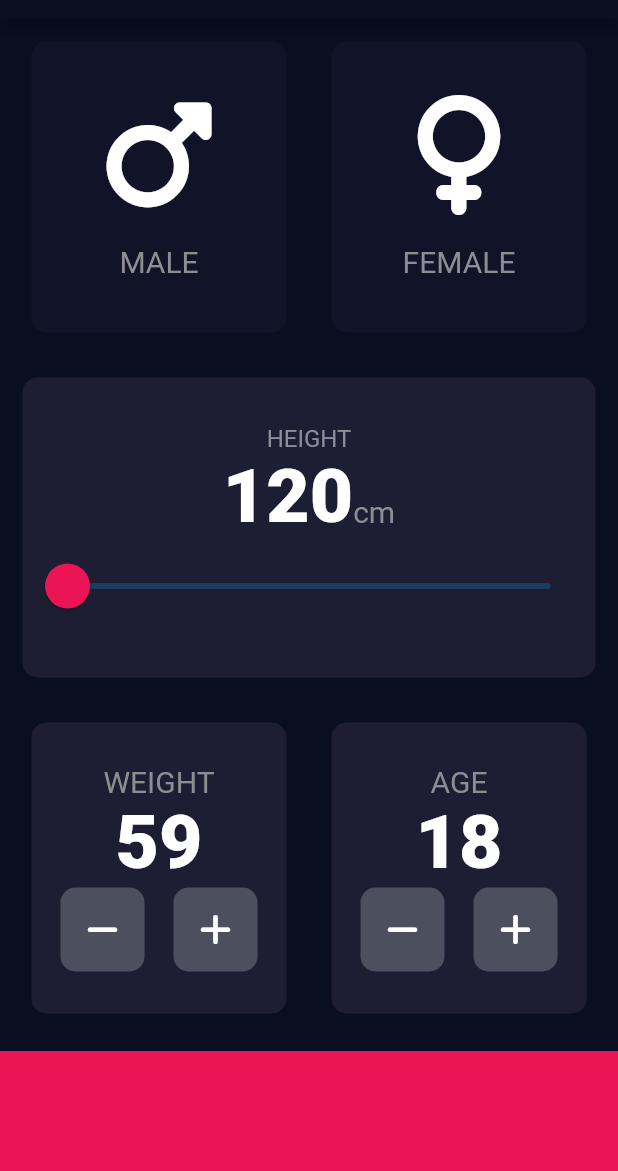
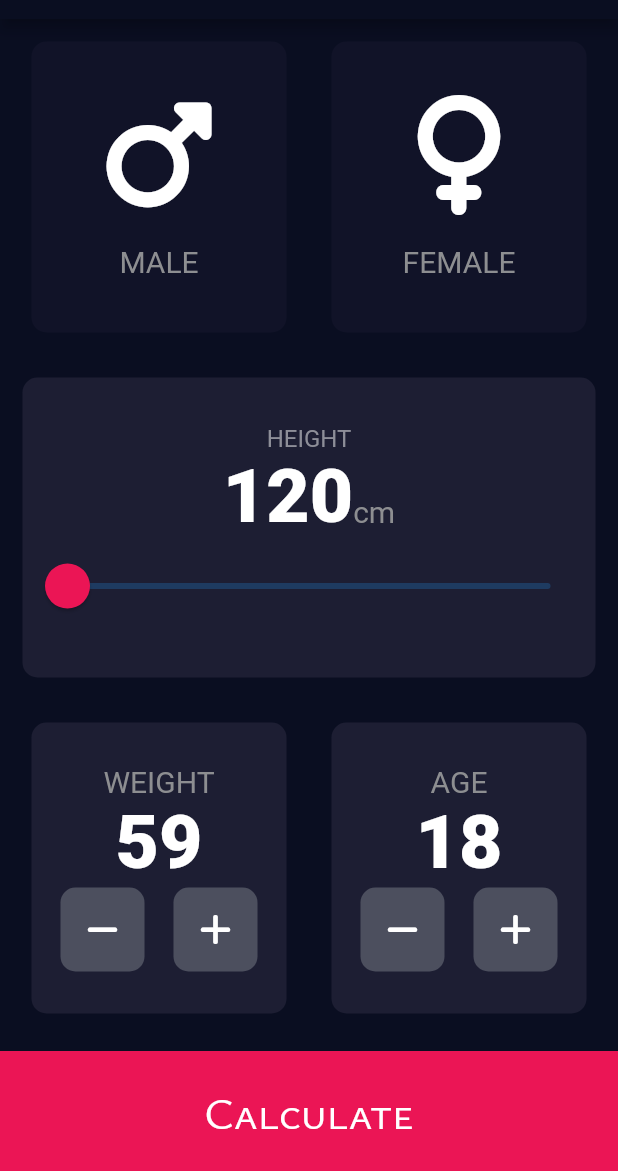
Before and after one commit to djBrinee/bmi_calculator, a Flutter app: the screen it shows after launch, after a tap on an icon or button, on a phone screen of 412 x 824 dp, the part 65-1236 px from its top. Run offline on Flutter 3.47's test engine with Material 2 defaults, Android fonts, the phone set to English and light mode, and no system bars; our stand-ins replace font_awesome_flutter.

Commit message:
adding routing, calculate bmi

```diff
--- a/lib/constants.dart
+++ b/lib/constants.dart
@@ -16,3 +16,10 @@ const kDialogTitleTextStyle = TextStyle(
   fontSize: 30,
   color: Color.fromARGB(255, 139, 159, 250),
 );
+
+const kCalculateButtonStyle = TextStyle(
+  fontFamily: 'YsabeauFont',
+  fontSize: 30,
+);
+
+const Color kButtonContainerColorHover = Color.fromARGB(255, 64, 3, 21);
--- /dev/null
+++ b/lib/footer_button.dart
@@ -0,0 +1,55 @@
+import 'package:flutter/material.dart';
+import 'package:pmi_calculator/constants.dart';
+import 'package:pmi_calculator/results.dart';
+
+class footer_buttom extends StatefulWidget {
+  footer_buttom({super.key, required this.result});
+  String result;
+
+  @override
+  State<footer_buttom> createState() => _footer_buttomState();
+}
+
+class _footer_buttomState extends State<footer_buttom> {
+  Color _color = kButtonContainerColor; // default
+
+  void _handleHover(bool isTapped) {
+    setState(() {
+      _color = isTapped ? kButtonContainerColorHover : kButtonContainerColor;
+    });
+  }
+
+  @override
+  Widget build(BuildContext context) {
+    return GestureDetector(
+      onTap: () {
+        Navigator.push(
+          context,
+          MaterialPageRoute(
+            builder: (context) {
+              return Results(result: widget.result);
+            }
+          )
+        );
+      },
+      onTapDown: (_) {
+        _handleHover(true);
+      },
+      onTapUp: (_) {
+        _handleHover(false);
+      },
+      child: Container(
+        color: _color,
+        height: 80,
+        width: double.infinity,
+        margin: EdgeInsets.only(top: 10.0),
+        child: Center(
+          child: Text(
+            "Calculate",
+            style: kCalculateButtonStyle,
+          ),
+        ),
+      ),
+    );
+  }
+}
--- a/lib/input_page.dart
+++ b/lib/input_page.dart
@@ -3,6 +3,7 @@ import 'package:font_awesome_flutter/font_awesome_flutter.dart';
 import 'package:pmi_calculator/SquaredRoundedButton.dart';
 import 'package:pmi_calculator/card_container.dart';
 import 'package:pmi_calculator/constants.dart';
+import 'package:pmi_calculator/footer_button.dart';
 import 'package:pmi_calculator/iconContent.dart';
 
 enum Gender { male, female }
@@ -117,7 +118,7 @@ class _InputPageState extends State<InputPage> {
                               icon: FontAwesomeIcons.minus,
                               onPress: () {
                                 setState(() {
-                                  if (weight > 0) {
+                                  if (weight > 38) {
                                     weight--;
                                   } else {
                                     (_showAlertDialog(
@@ -160,10 +161,10 @@ class _InputPageState extends State<InputPage> {
                               onPress: () {
                                 setState(() {
                                   if (age > 18) {
-                                    weight--;
+                                    age--;
                                   } else {
                                     (_showAlertDialog(
-                                        "Yoy can't type this height", 'Unavailable height'));
+                                        "Yoy can't type this height", 'Unavailable age'));
                                   }
                                 });
                               },
@@ -173,10 +174,10 @@ class _InputPageState extends State<InputPage> {
                               onPress: () {
                                 setState(() {
                                   if (age < 120) {
-                                    weight++;
+                                    age++;
                                   } else {
                                     (_showAlertDialog(
-                                        "Yoy can't type this height", 'Unavailable height'));
+                                        "Yoy can't type this height", 'Unavailable age'));
                                   }
                                 });
                               },
@@ -190,12 +191,7 @@ class _InputPageState extends State<InputPage> {
                 ],
               ),
             ),
-            Container(
-              color: kButtonContainerColor,
-              height: 80,
-              width: double.infinity,
-              margin: const EdgeInsets.only(top: 10.0),
-            )
+            footer_buttom(result: (weight / (height / 100 * height / 100)).toStringAsFixed(2)),
           ],
         ));
   }
```
Also changed, not shown: lib/results.dart (added, +55 -0 lines), pubspec.yaml (+4 -4 lines), assets/fonts/YsabeauSC.ttf (added).
